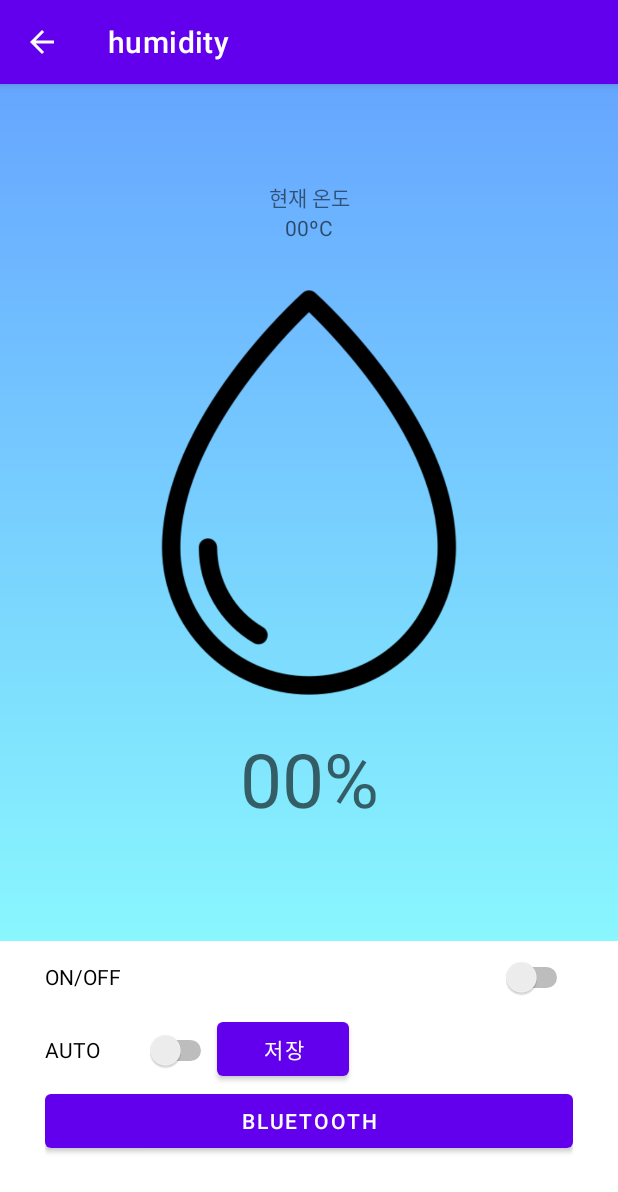
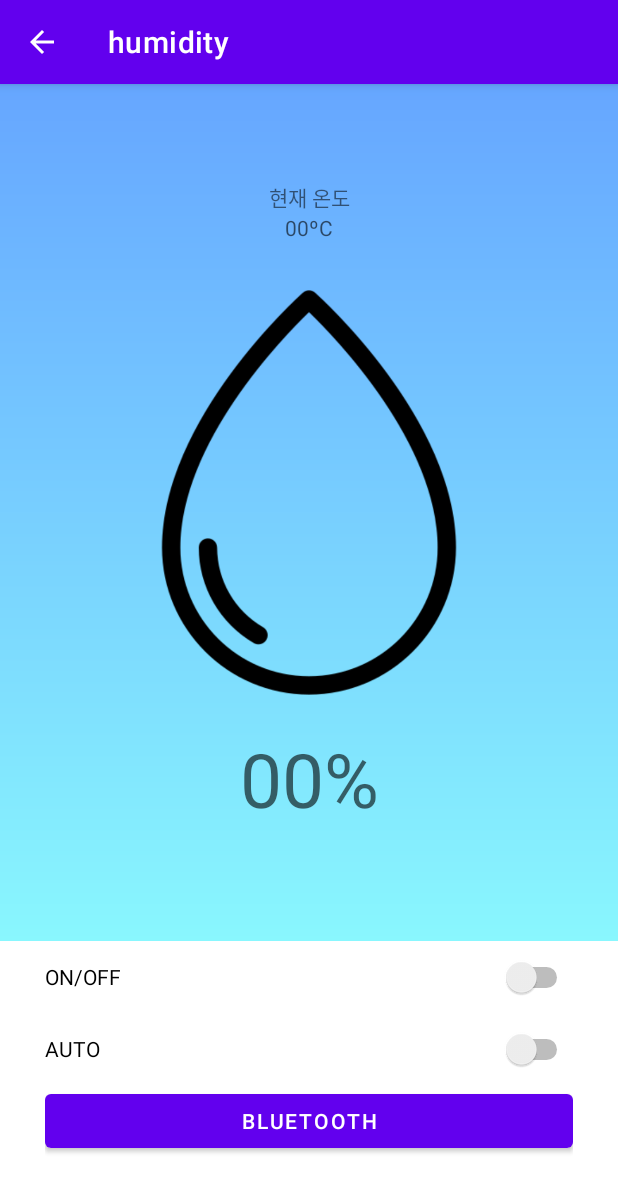
Before and after one commit to OMing06/tooth_app22-01, an Android app: the TemHumActivity screen opened directly, with no data from a screen before it, on a phone screen of 412 x 824 dp. Shown: the top 1192 px of the screen. Run offline under Robolectric (Android 15) with nearby library versions, the phone set to English and light mode, and no system bars.

Commit message:
22-05-09

```diff
--- a/app/src/main/res/layout/activity_tem_hum.xml
+++ b/app/src/main/res/layout/activity_tem_hum.xml
@@ -84,18 +84,13 @@
 
                 <Switch
                     android:id="@+id/switch_auto"
-                    android:layout_width="wrap_content"
+                    android:layout_width="match_parent"
                     android:layout_height="wrap_content"
                     android:minWidth="48dp"
                     android:minHeight="48dp"
                     android:switchPadding="30dp"
                     android:text="AUTO" />
 
-                <Button
-                    android:id="@+id/shared_btn"
-                    android:layout_width="wrap_content"
-                    android:layout_height="wrap_content"
-                    android:text="저장" />
             </LinearLayout>
         </LinearLayout>
 
```
Also changed, not shown: app/src/main/java/com/example/tooset_test02/TemHumActivity.java (+8 -43 lines).
